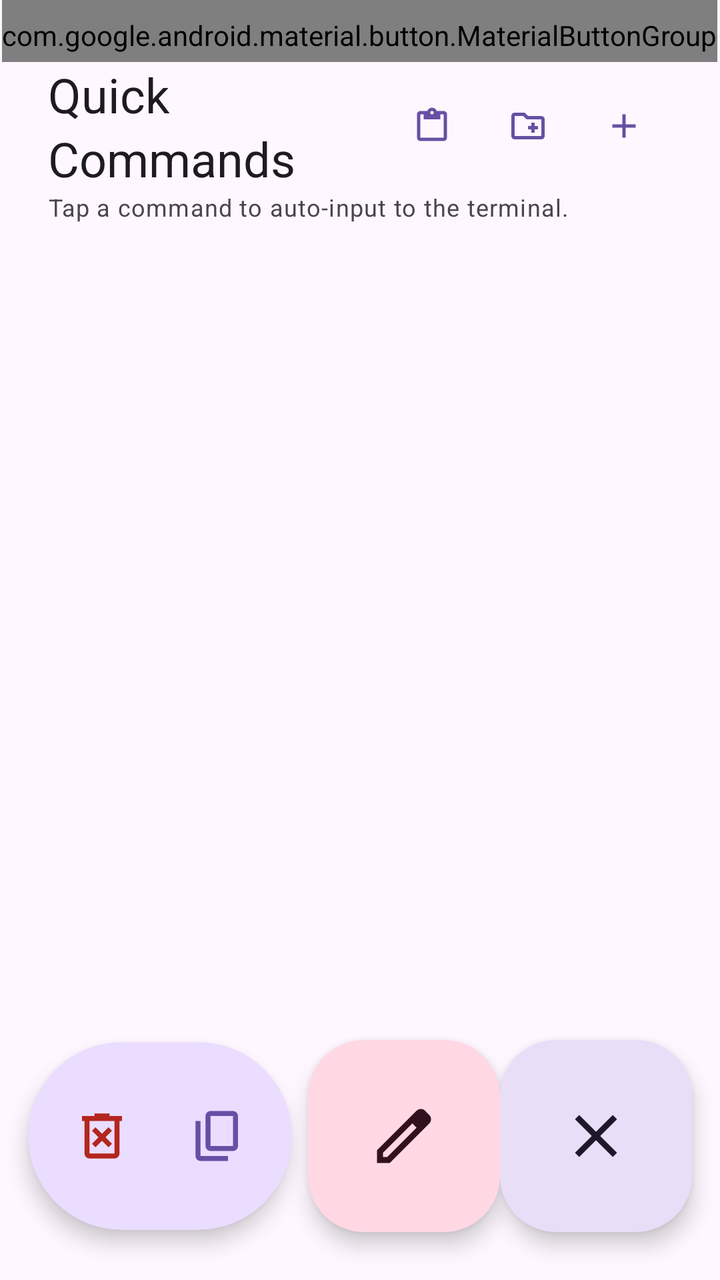
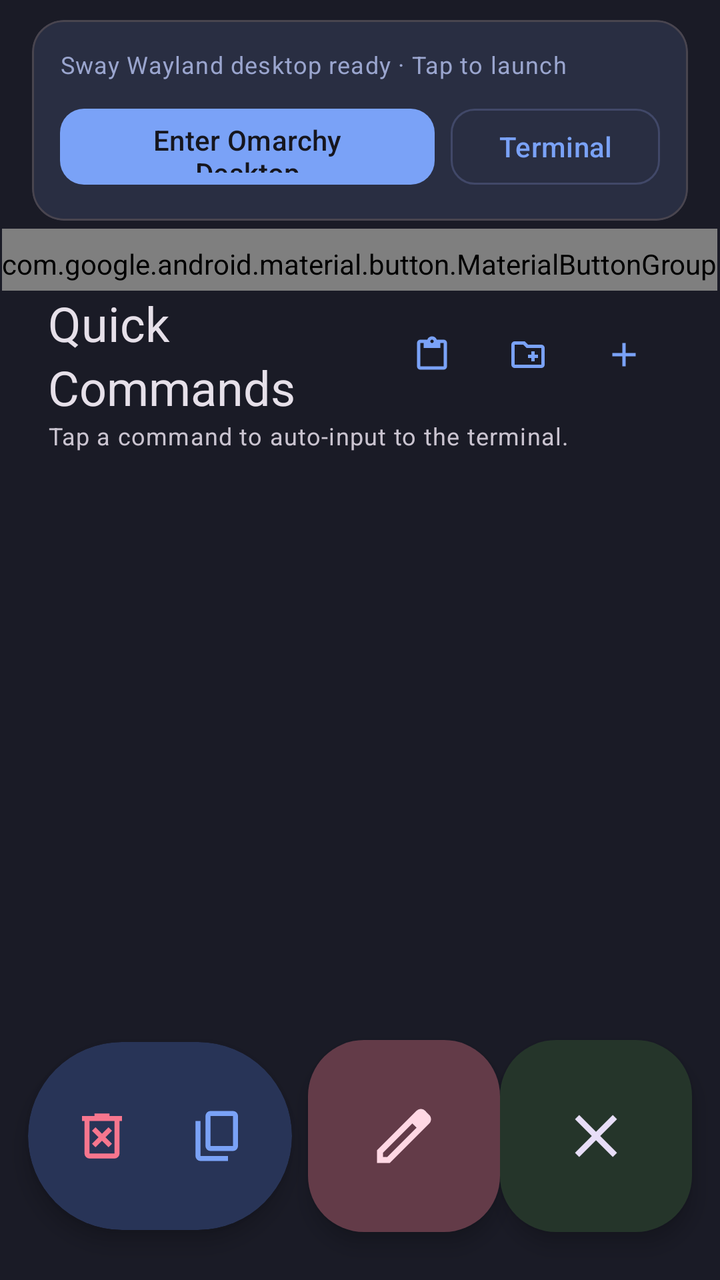

Compare the two renders of this Android layout. The source of the first and the diff that turns it into the second are given below.
<!-- AndroidManifest.xml: application theme Theme.TinyContainer -->
<!-- res/layout/tc4_fragment_quicks.xml -->
<?xml version="1.0" encoding="utf-8"?>
<FrameLayout xmlns:android="http://schemas.android.com/apk/res/android"
    android:layout_width="match_parent"
    android:layout_height="match_parent"
    xmlns:app="http://schemas.android.com/apk/res-auto">
    <LinearLayout
        android:layout_width="match_parent"
        android:layout_height="match_parent"
        android:orientation="vertical">
        <com.google.android.material.button.MaterialButtonGroup
            android:id="@+id/buttonGroup"
            style="@style/Widget.Material3.MaterialButtonGroup.Connected"
            android:layout_width="wrap_content"
            android:layout_height="wrap_content"
            android:layout_gravity="center"
            android:paddingTop="8dp"
            android:paddingBottom="4dp"
            app:singleSelection="true">
            <Button
                style="?attr/materialButtonTonalStyle"
                android:id="@+id/commands"
                android:layout_width="wrap_content"
                android:layout_height="wrap_content"
                android:height="72dp"
                android:text="@string/tc4_quick_commands_tab"
                app:icon="@drawable/electric_bolt_24dp_eaddff_fill0_wght400_grad0_opsz24" />
            <Button
                style="?attr/materialButtonTonalStyle"
                android:id="@+id/options"
                android:layout_width="wrap_content"
                android:layout_height="wrap_content"
                android:height="72dp"
                android:text="@string/tc4_quick_options_tab"
                app:icon="@drawable/instant_mix_24dp_eaddff_fill0_wght400_grad0_opsz24" />
        </com.google.android.material.button.MaterialButtonGroup>
        <HorizontalScrollView
            android:id="@+id/breadcrumb"
            android:layout_width="match_parent"
            android:layout_height="wrap_content"
            android:paddingHorizontal="24dp"
            android:scrollbars="horizontal">
            <com.google.android.material.chip.ChipGroup
                android:id="@+id/chipGroup"
                android:layout_width="wrap_content"
                android:layout_height="wrap_content"
                app:chipSpacing="4dp"
                app:singleLine="true" />
        </HorizontalScrollView>

        <LinearLayout
            android:layout_width="match_parent"
            android:layout_height="wrap_content"
            android:paddingHorizontal="24dp"
            android:gravity="center"
            android:orientation="horizontal">
            <TextView
                android:id="@+id/name"
                android:layout_width="0dp"
                android:layout_height="wrap_content"
                android:layout_weight="1"
                android:text="@string/tc4_quick_commands_tab"
                android:textAppearance="?attr/textAppearanceHeadlineSmall"/>
            <LinearLayout
                android:layout_width="wrap_content"
                android:layout_height="wrap_content"
                android:orientation="horizontal">
                <Button
                    android:id="@+id/import_from_clipboard"
                    style="?attr/materialIconButtonStyle"
                    android:layout_width="wrap_content"
                    android:layout_height="wrap_content"
                    android:tooltipText="@string/tc4_quicks_cd_paste"
                    app:icon="@drawable/content_paste_24dp_eaddff_fill0_wght400_grad0_opsz24" />
                <Button
                    android:id="@+id/add_folder"
                    style="?attr/materialIconButtonStyle"
                    android:layout_width="wrap_content"
                    android:layout_height="wrap_content"
                    android:tooltipText="@string/tc4_quicks_cd_add_folder"
                    app:icon="@drawable/create_new_folder_24dp_eaddff_fill0_wght400_grad0_opsz24" />
                <Button
                    android:id="@+id/add"
                    style="?attr/materialIconButtonStyle"
                    android:layout_width="wrap_content"
                    android:layout_height="wrap_content"
                    android:tooltipText="@string/tc4_quicks_cd_add"
                    app:icon="@drawable/add_24dp_1f1f1f_fill0_wght400_grad0_opsz24" />
            </LinearLayout>
        </LinearLayout>
        <TextView
            android:id="@+id/description"
            android:layout_width="match_parent"
            android:layout_height="wrap_content"
            android:paddingHorizontal="24dp"
            android:paddingBottom="8dp"
            android:autoLink="web"
            android:linksClickable="true"
            android:text="@string/tc4_quick_commands_default_desc"
            android:textAppearance="?attr/textAppearanceBodySmall"/>
        <TextView
            android:id="@+id/empty_hint"
            android:layout_width="match_parent"
            android:layout_height="0dp"
            android:layout_weight="1"
            android:gravity="center"
            android:padding="32dp"
            android:textAppearance="?attr/textAppearanceBodyLarge"
            android:visibility="gone" />

        <androidx.recyclerview.widget.RecyclerView
            android:id="@+id/recycler_view"
            android:layout_width="match_parent"
            android:layout_height="0dp"
            android:layout_weight="1"
            android:clipToPadding="false"
            android:paddingHorizontal="12dp"
            android:paddingBottom="8dp" />
    </LinearLayout>

    <LinearLayout
        android:id="@+id/toolbar"
        android:layout_width="match_parent"
        android:layout_height="wrap_content"
        android:layout_gravity="bottom"
        android:gravity="center"
        android:orientation="horizontal">
        <com.google.android.material.card.MaterialCardView
            android:layout_width="wrap_content"
            android:layout_height="wrap_content"
            android:layout_marginEnd="8dp"
            android:layout_marginVertical="24dp"
            android:layout_gravity="center"
            app:cardCornerRadius="48dp"
            app:cardElevation="6dp"
            app:strokeWidth="0dp"
            app:cardBackgroundColor="?attr/colorPrimaryContainer">

            <LinearLayout
                android:layout_width="wrap_content"
                android:layout_height="wrap_content"
                android:orientation="horizontal"
                android:paddingHorizontal="8dp"
                android:paddingVertical="18dp"
                android:gravity="center">

                <Button
                    android:id="@+id/delete"
                    style="?attr/materialIconButtonStyle"
                    android:layout_width="wrap_content"
                    android:layout_height="wrap_content"
                    android:layout_margin="0dp"
                    android:tooltipText="@string/tc4_quicks_cd_delete"
                    app:icon="@drawable/delete_forever_24dp_1f1f1f_fill0_wght400_grad0_opsz24"
                    app:iconSize="30dp"
                    app:iconTint="?attr/colorError" />

                <Button
                    android:id="@+id/copy"
                    style="?attr/materialIconButtonStyle"
                    android:layout_width="wrap_content"
                    android:layout_height="wrap_content"
                    android:layout_margin="0dp"
                    android:tooltipText="@string/tc4_quicks_cd_copy"
                    app:icon="@drawable/content_copy_24dp_eaddff_fill0_wght400_grad0_opsz24"
                    app:iconSize="30dp" />
            </LinearLayout>
        </com.google.android.material.card.MaterialCardView>
        <com.google.android.material.floatingactionbutton.FloatingActionButton
            style="?attr/floatingActionButtonLargeTertiaryStyle"
            android:id="@+id/edit"
            android:layout_width="wrap_content"
            android:layout_height="wrap_content"
            android:contentDescription="@string/tc4_quicks_cd_edit"
            android:layout_marginVertical="24dp"
            app:srcCompat="@drawable/edit_24dp_eaddff_fill0_wght400_grad0_opsz24"/>
        <com.google.android.material.floatingactionbutton.FloatingActionButton
            style="?attr/floatingActionButtonLargeSecondaryStyle"
            android:id="@+id/close"
            android:layout_width="wrap_content"
            android:layout_height="wrap_content"
            android:contentDescription="@string/tc4_quicks_cd_close"
            android:layout_marginVertical="24dp"
            app:srcCompat="@drawable/close_24dp_eaddff_fill0_wght400_grad0_opsz24"/>
    </LinearLayout>
</FrameLayout>
<!-- resources referenced by this layout -->
<resources>
  <!-- drawable add_24dp_1f1f1f_fill0_wght400_grad0_opsz24 (drawable) -->
  <vector xmlns:android="http://schemas.android.com/apk/res/android"
      android:width="24dp"
      android:height="24dp"
      android:viewportWidth="960"
      android:viewportHeight="960">
    <path
        android:pathData="M440,520L200,520v-80h240v-240h80v240h240v80L520,520v240h-80v-240Z"
        android:fillColor="#1f1f1f"/>
  </vector>
  <string name="tc4_quick_commands_default_desc">Tap a command to auto-input to the terminal.</string>
  <string name="tc4_quick_commands_tab">Quick Commands</string>
  <string name="tc4_quick_options_tab">Options</string>
  <string name="tc4_quicks_cd_add">Add</string>
  <string name="tc4_quicks_cd_add_folder">Add Folder</string>
  <string name="tc4_quicks_cd_close">Close</string>
  <string name="tc4_quicks_cd_copy">Copy</string>
  <string name="tc4_quicks_cd_delete">Delete</string>
  <string name="tc4_quicks_cd_edit">Edit</string>
  <string name="tc4_quicks_cd_paste">Paste</string>
  <style name="Theme.TinyContainer" parent="Base.Theme.TinyContainer" />
  <style name="Base.Theme.TinyContainer" parent="Theme.Material3.DayNight.NoActionBar">
          
          
      </style>
  <!-- unchanged entries left out for length: 8 -->
</resources>

<!-- the commit's change to res/layout/tc4_fragment_quicks.xml (unified diff, before → after) -->
@@ -7,6 +7,53 @@
         android:layout_width="match_parent"
         android:layout_height="match_parent"
         android:orientation="vertical">
+        <com.google.android.material.card.MaterialCardView
+            android:id="@+id/omarchy_hero_card"
+            android:layout_width="match_parent"
+            android:layout_height="wrap_content"
+            android:layout_marginHorizontal="16dp"
+            android:layout_marginTop="10dp"
+            android:layout_marginBottom="4dp"
+            app:cardBackgroundColor="?attr/colorSurfaceContainerHigh"
+            app:cardCornerRadius="16dp"
+            app:cardElevation="0dp"
+            app:strokeColor="?attr/colorOutlineVariant"
+            app:strokeWidth="1dp">
+            <LinearLayout
+                android:layout_width="match_parent"
+                android:layout_height="wrap_content"
+                android:orientation="vertical"
+                android:padding="14dp">
+                <TextView
+                    android:layout_width="match_parent"
+                    android:layout_height="wrap_content"
+                    android:text="@string/tc4_home_hero_subtitle"
+                    android:textAppearance="?attr/textAppearanceBodySmall"
+                    android:textColor="?attr/colorOnSurfaceVariant"
+                    android:paddingBottom="10dp" />
+                <LinearLayout
+                    android:layout_width="match_parent"
+                    android:layout_height="wrap_content"
+                    android:orientation="horizontal"
+                    android:gravity="center_vertical">
+                    <com.google.android.material.button.MaterialButton
+                        android:id="@+id/omarchy_launch_desktop_btn"
+                        android:layout_width="0dp"
+                        android:layout_height="46dp"
+                        android:layout_weight="1"
+                        android:layout_marginEnd="8dp"
+                        android:text="@string/tc4_home_enter_desktop"
+                        app:cornerRadius="12dp" />
+                    <com.google.android.material.button.MaterialButton
+                        android:id="@+id/omarchy_open_terminal_btn"
+                        style="?attr/materialButtonOutlinedStyle"
+                        android:layout_width="wrap_content"
+                        android:layout_height="46dp"
+                        android:text="@string/tc4_home_open_terminal"
+                        app:cornerRadius="12dp" />
+                </LinearLayout>
+            </LinearLayout>
+        </com.google.android.material.card.MaterialCardView>
         <com.google.android.material.button.MaterialButtonGroup
             android:id="@+id/buttonGroup"
             style="@style/Widget.Material3.MaterialButtonGroup.Connected"
<!-- resource entries referenced after the edit -->
@@ -10,6 +10,9 @@
         android:pathData="M440,520L200,520v-80h240v-240h80v240h240v80L520,520v240h-80v-240Z"
         android:fillColor="#1f1f1f"/>
   </vector>
+  <string name="tc4_home_enter_desktop">Enter Omarchy Desktop</string>
+  <string name="tc4_home_hero_subtitle">Sway Wayland desktop ready · Tap to launch</string>
+  <string name="tc4_home_open_terminal">Terminal</string>
   <string name="tc4_quick_commands_default_desc">Tap a command to auto-input to the terminal.</string>
   <string name="tc4_quick_commands_tab">Quick Commands</string>
   <string name="tc4_quick_options_tab">Options</string>
@@ -21,10 +24,44 @@
   <string name="tc4_quicks_cd_edit">Edit</string>
   <string name="tc4_quicks_cd_paste">Paste</string>
   <style name="Theme.TinyContainer" parent="Base.Theme.TinyContainer" />
-  <style name="Base.Theme.TinyContainer" parent="Theme.Material3.DayNight.NoActionBar">
-          
-          
+  <style name="Base.Theme.TinyContainer" parent="Theme.Material3.Dark.NoActionBar">
+          <item name="android:colorBackground">@color/omarchy_bg</item>
+          <item name="colorSurface">@color/omarchy_surface</item>
+          <item name="colorSurfaceContainer">@color/omarchy_surface_container</item>
+          <item name="colorSurfaceContainerLow">@color/omarchy_surface</item>
+          <item name="colorSurfaceContainerHigh">@color/omarchy_surface_high</item>
+          <item name="colorSurfaceContainerHighest">@color/omarchy_surface_high</item>
+          <item name="colorPrimary">@color/omarchy_primary</item>
+          <item name="colorOnPrimary">@color/omarchy_on_primary</item>
+          <item name="colorPrimaryContainer">@color/omarchy_primary_container</item>
+          <item name="colorOnPrimaryContainer">@color/omarchy_on_primary_container</item>
+          <item name="colorSecondary">@color/omarchy_secondary</item>
+          <item name="colorOnSecondary">@color/omarchy_on_secondary</item>
+          <item name="colorSecondaryContainer">@color/omarchy_secondary_container</item>
+          <item name="colorTertiary">@color/omarchy_tertiary</item>
+          <item name="colorOnSurface">@color/omarchy_on_surface</item>
+          <item name="colorOnSurfaceVariant">@color/omarchy_on_surface_variant</item>
+          <item name="colorOutline">@color/omarchy_outline</item>
+          <item name="colorError">@color/omarchy_error</item>
+          <item name="android:statusBarColor">@color/omarchy_bg</item>
+          <item name="android:navigationBarColor">@color/omarchy_bg</item>
       </style>
+  <color name="omarchy_bg">#FF1A1B26</color>
+  <color name="omarchy_surface">#FF1F2335</color>
+  <color name="omarchy_surface_container">#FF24283B</color>
+  <color name="omarchy_surface_high">#FF292E42</color>
+  <color name="omarchy_primary">#FF7AA2F7</color>
+  <color name="omarchy_on_primary">#FF16161E</color>
+  <color name="omarchy_primary_container">#FF283457</color>
+  <color name="omarchy_on_primary_container">#FFC0CAF5</color>
+  <color name="omarchy_secondary">#FF9ECE6A</color>
+  <color name="omarchy_on_secondary">#FF16161E</color>
+  <color name="omarchy_secondary_container">#FF25352A</color>
+  <color name="omarchy_tertiary">#FFBB9AF7</color>
+  <color name="omarchy_on_surface">#FFC0CAF5</color>
+  <color name="omarchy_on_surface_variant">#FF9AA5CE</color>
+  <color name="omarchy_outline">#FF414868</color>
+  <color name="omarchy_error">#FFF7768E</color>
   <!-- unchanged entries left out for length: 8 -->
 </resources>
 
